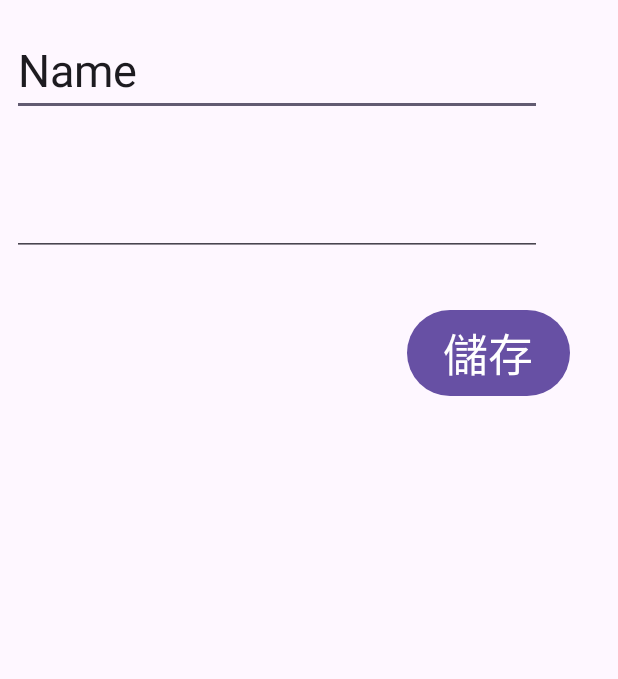
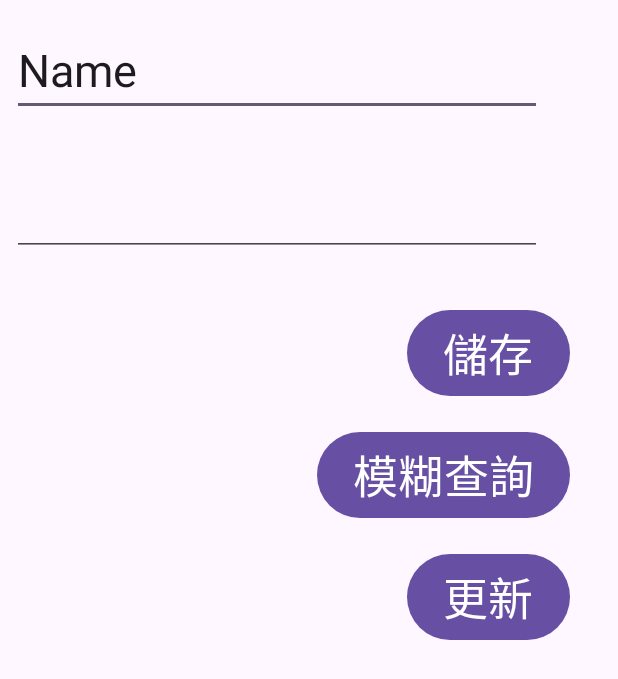
Before and after one commit to leonjyentub/MyDB0605, an Android app: the screen it shows after launch (MainActivity), on a phone screen of 412 x 824 dp. Shown: the top 679 px of the screen. Run offline under Robolectric (Android 15) with nearby library versions, the phone set to English and light mode, and no system bars; our stand-ins replace Room's generated code.

Commit message:
insert, select & update

```diff
--- a/app/src/main/res/layout/activity_main.xml
+++ b/app/src/main/res/layout/activity_main.xml
@@ -45,4 +45,24 @@
         app:layout_constraintEnd_toEndOf="parent"
         app:layout_constraintTop_toBottomOf="@+id/edtScore" />
 
+    <Button
+        android:id="@+id/btnSelectbyName"
+        android:layout_width="wrap_content"
+        android:layout_height="wrap_content"
+        android:layout_marginTop="16dp"
+        android:text="模糊查詢"
+        android:textSize="30sp"
+        app:layout_constraintEnd_toEndOf="@+id/btnSave"
+        app:layout_constraintTop_toBottomOf="@+id/btnSave" />
+
+    <Button
+        android:id="@+id/btnUpdate"
+        android:layout_width="wrap_content"
+        android:layout_height="wrap_content"
+        android:layout_marginTop="16dp"
+        android:text="更新"
+        android:textSize="30sp"
+        app:layout_constraintEnd_toEndOf="@+id/btnSelectbyName"
+        app:layout_constraintTop_toBottomOf="@+id/btnSelectbyName" />
+
 </androidx.constraintlayout.widget.ConstraintLayout>
--- /dev/null
+++ b/build.gradle.kts
@@ -0,0 +1,5 @@
+// Top-level build file where you can add configuration options common to all sub-projects/modules.
+plugins {
+    id("com.android.application") version "8.2.2" apply false
+    id("org.jetbrains.kotlin.android") version "1.9.22" apply false
+}
```
Also changed, not shown: app/src/main/java/im/ntub/mydb0605/MainActivity.kt (+32 -1 lines), gradle.properties (added, +23 -0 lines), settings.gradle.kts (added, +17 -0 lines), gradle/wrapper/gradle-wrapper.properties (added), 4 other files.
